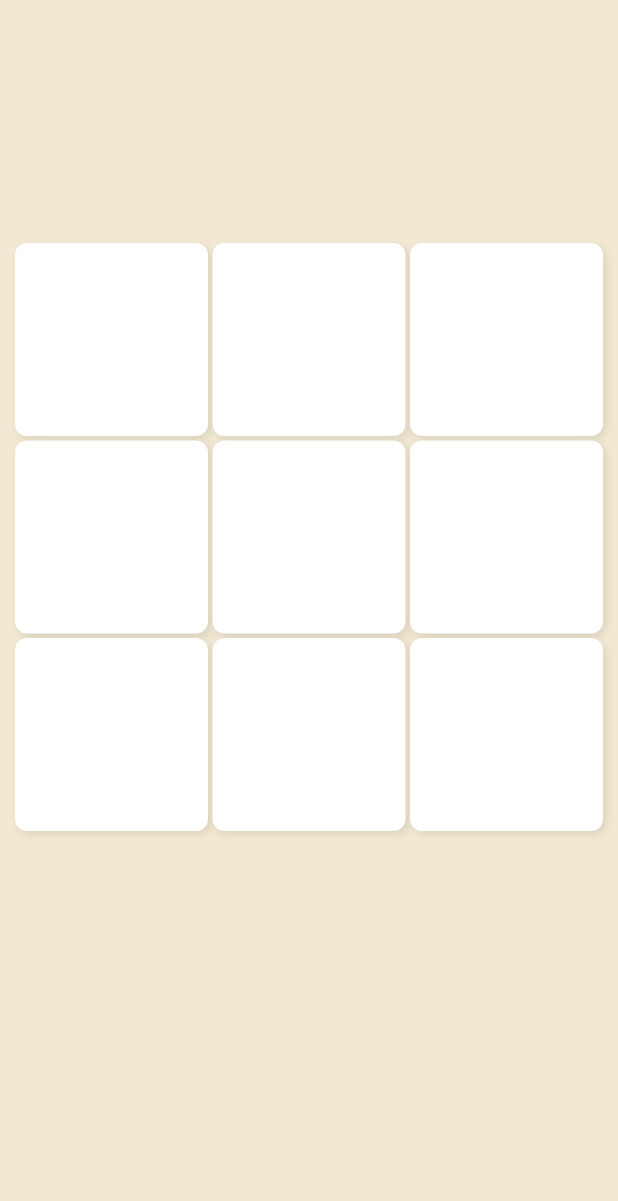
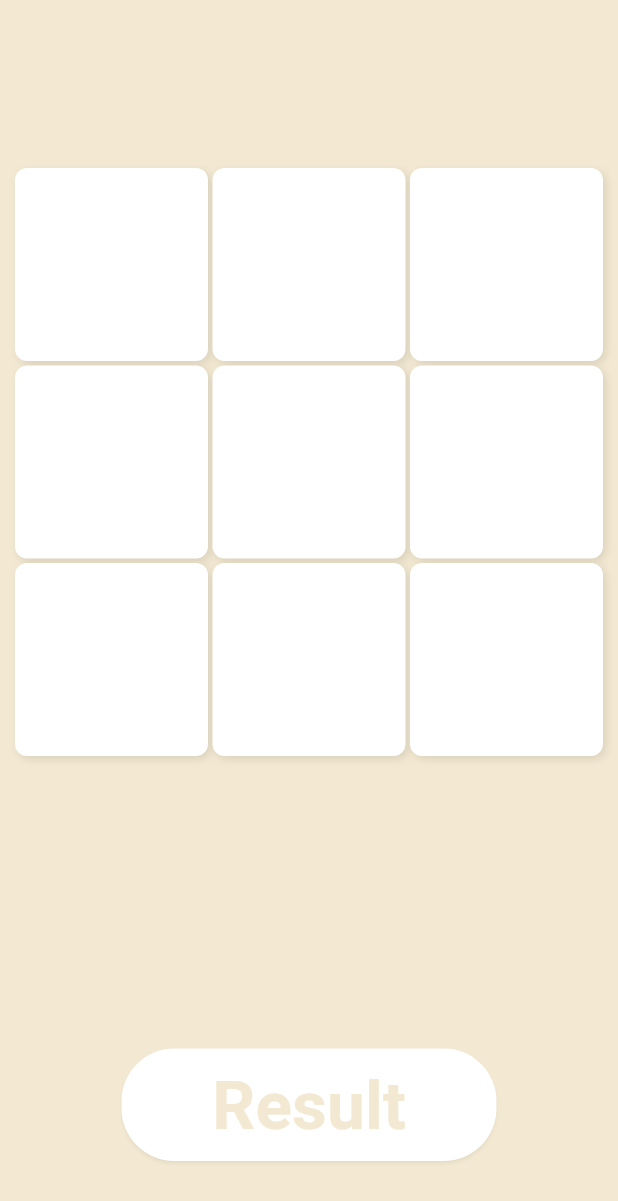
Before and after one commit to hamadadhg/x_o_game_app, a Flutter app: the screen it shows after launch, after a tap on "Start Game", on a phone screen of 412 x 824 dp. Shown: the top 1201 px of the screen. Run offline on Flutter 3.47's test engine with Material 3 defaults, Android fonts, the phone set to English and light mode, and no system bars.

Commit message:
edit custom elevated button widget

```diff
--- a/lib/views/home_view.dart
+++ b/lib/views/home_view.dart
@@ -1,5 +1,5 @@
 import 'package:basket_ball/constant.dart';
-import 'package:basket_ball/widgets/custom_elevated_button_widget.dart';
+import 'package:basket_ball/widgets/custom_start_game_widget.dart';
 import 'package:flutter/material.dart';
 
 class HomeView extends StatelessWidget {
@@ -10,7 +10,7 @@ class HomeView extends StatelessWidget {
     return Scaffold(
       backgroundColor: kBlackColor,
       body: const Center(
-        child: CustomElevatedButtonWidget(),
+        child: CustomStartGameWidget(),
       ),
     );
   }
--- a/lib/views/x_o_view.dart
+++ b/lib/views/x_o_view.dart
@@ -1,4 +1,6 @@
 import 'package:basket_ball/constant.dart';
+import 'package:basket_ball/widgets/custom_elevated_button_widget.dart';
+
 import 'package:basket_ball/widgets/custom_x_o_game_widget.dart';
 import 'package:flutter/material.dart';
 
@@ -8,8 +10,32 @@ class XOView extends StatelessWidget {
   @override
   Widget build(BuildContext context) {
     return Scaffold(
-      backgroundColor: kBlackColor,
-      body: const CustomXOGameWidget(),
+      backgroundColor: const Color(
+        0xffF3E9D2,
+      ),
+      body: Column(
+        children: [
+          const SizedBox(
+            height: 25,
+          ),
+          const Expanded(
+            child: CustomXOGameWidget(),
+          ),
+          CustomElevatedButtonWidget(
+            backgroundColor: kWhiteColor,
+            onPressed: () {},
+            text: 'Result',
+            color: const Color(
+              0xffF3E9D2,
+            ),
+            fontSize: 45,
+            fontWeight: FontWeight.bold,
+          ),
+          const SizedBox(
+            height: 50,
+          ),
+        ],
+      ),
     );
   }
 }
--- a/lib/widgets/custom_elevated_button_widget.dart
+++ b/lib/widgets/custom_elevated_button_widget.dart
@@ -1,38 +1,32 @@
 import 'package:basket_ball/constant.dart';
-import 'package:basket_ball/views/x_o_view.dart';
 import 'package:basket_ball/widgets/custom_text_widget.dart';
 import 'package:flutter/material.dart';
 
 class CustomElevatedButtonWidget extends StatelessWidget {
-  const CustomElevatedButtonWidget({super.key});
-
+  const CustomElevatedButtonWidget({
+    super.key,
+    required this.backgroundColor,
+    required this.onPressed,
+    required this.text,
+    required this.color,
+    this.fontSize = 35,
+    this.fontWeight = FontWeight.normal,
+  });
+  final Color backgroundColor;
+  final void Function()? onPressed;
+  final String text;
+  final Color color;
+  final double fontSize;
+  final FontWeight fontWeight;
   @override
   Widget build(BuildContext context) {
-    return Container(
-      decoration: BoxDecoration(
-        gradient: const LinearGradient(
-          colors: [
-            Color(
-              0xff1db954,
-            ),
-            Color(
-              0xff12823B,
-            ),
-          ],
-          begin: Alignment.topLeft,
-          end: Alignment.bottomRight,
-        ),
-        borderRadius: BorderRadius.circular(
-          35,
-        ),
-      ),
-      child: ElevatedButton(
+    return ElevatedButton(
       style: ElevatedButton.styleFrom(
         fixedSize: const Size(
           250,
           75,
         ),
-          backgroundColor: Colors.transparent,
+        backgroundColor: backgroundColor,
         shadowColor: kBlackColor.withOpacity(
           0.25,
         ),
@@ -42,17 +36,13 @@ class CustomElevatedButtonWidget extends StatelessWidget {
           ),
         ),
       ),
-        onPressed: () {
-          Navigator.of(context).pushNamed(
-            XOView.xoViewId,
-          );
-        },
+      onPressed: onPressed,
       child: Center(
         child: CustomTextWidget(
-            text: 'Start Game',
-            fontSize: 35,
-            color: kWhiteColor,
-          ),
+          text: text,
+          fontSize: fontSize,
+          color: color,
+          fontWeight: fontWeight,
         ),
       ),
     );
--- /dev/null
+++ b/lib/widgets/custom_start_game_widget.dart
@@ -0,0 +1,42 @@
+import 'package:basket_ball/constant.dart';
+import 'package:basket_ball/views/x_o_view.dart';
+import 'package:basket_ball/widgets/custom_elevated_button_widget.dart';
+import 'package:basket_ball/widgets/custom_text_widget.dart';
+import 'package:flutter/material.dart';
+
+class CustomStartGameWidget extends StatelessWidget {
+  const CustomStartGameWidget({super.key});
+
+  @override
+  Widget build(BuildContext context) {
+    return Container(
+      decoration: BoxDecoration(
+        gradient: const LinearGradient(
+          colors: [
+            Color(
+              0xff1db954,
+            ),
+            Color(
+              0xff12823B,
+            ),
+          ],
+          begin: Alignment.topLeft,
+          end: Alignment.bottomRight,
+        ),
+        borderRadius: BorderRadius.circular(
+          35,
+        ),
+      ),
+      child: CustomElevatedButtonWidget(
+        backgroundColor: Colors.transparent,
+        onPressed: () {
+          Navigator.of(context).pushNamed(
+            XOView.xoViewId,
+          );
+        },
+        text: 'Start Game',
+        color: kWhiteColor,
+      ),
+    );
+  }
+}
```
Lines whose indentation alone changed are shown as unchanged.
